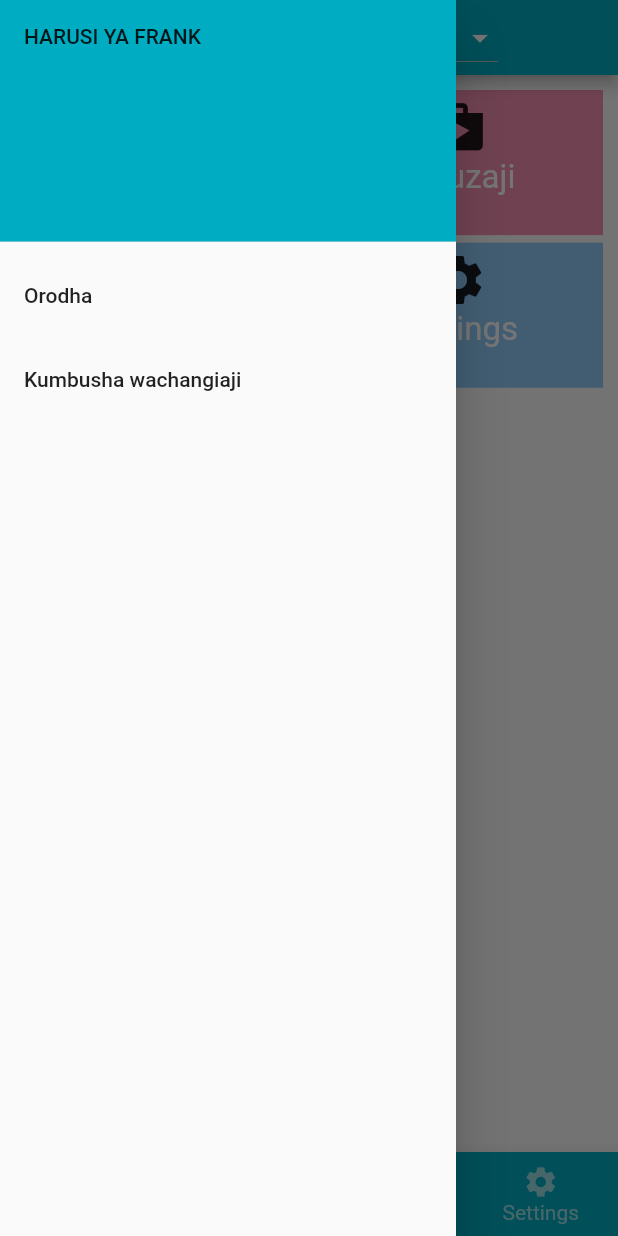
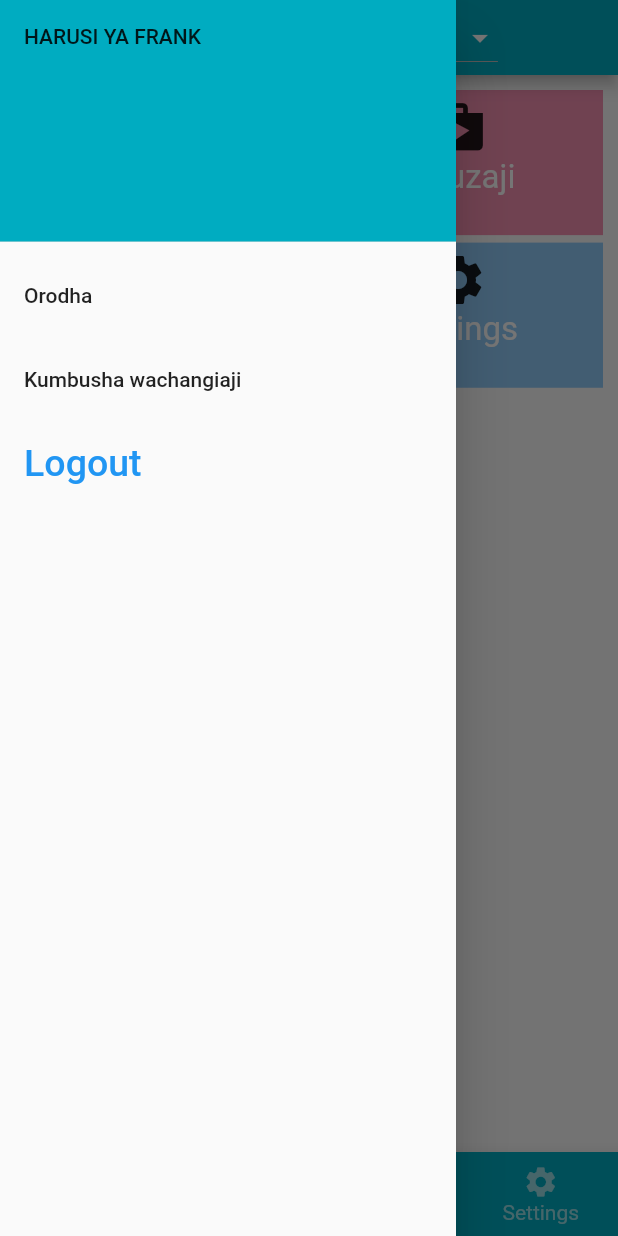
Before and after one commit to gabbymushi/michango_app, a Flutter app: the MichangoApp screen opened by its route, with the side drawer open, on a phone screen of 412 x 824 dp. Run offline on Flutter 3.47's test engine with Material 2 defaults, Android fonts, the phone set to English and light mode, and no system bars; Roboto replaces fonts that are missing (Encode Sans).

Commit message:
added logout button

```diff
--- a/lib/pages/widgets/shared/drawer.dart
+++ b/lib/pages/widgets/shared/drawer.dart
@@ -1,4 +1,5 @@
 import 'package:flutter/material.dart';
+import 'package:michango/pages/widgets/login.dart';
 
 class MyDrawer extends StatelessWidget {
   @override
@@ -25,6 +26,13 @@ class MyDrawer extends StatelessWidget {
               Navigator.pop(context);
             },
           ),
+          ListTile(
+            title: Text('Logout',style: TextStyle(color: Colors.blue, fontSize: 25),),
+            onTap: () {
+             Navigator.push(
+                      context, MaterialPageRoute(builder: (_) => Login()));
+            },
+          ),
         ],
       ),
     );
```
